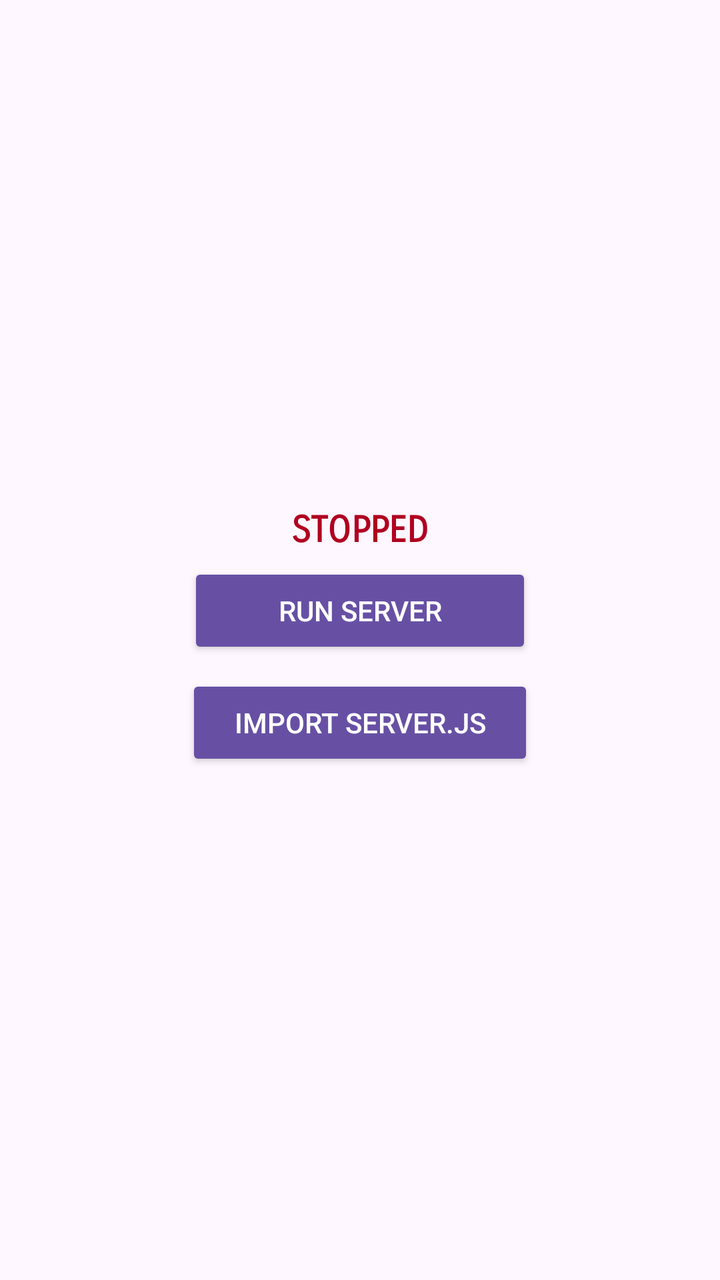
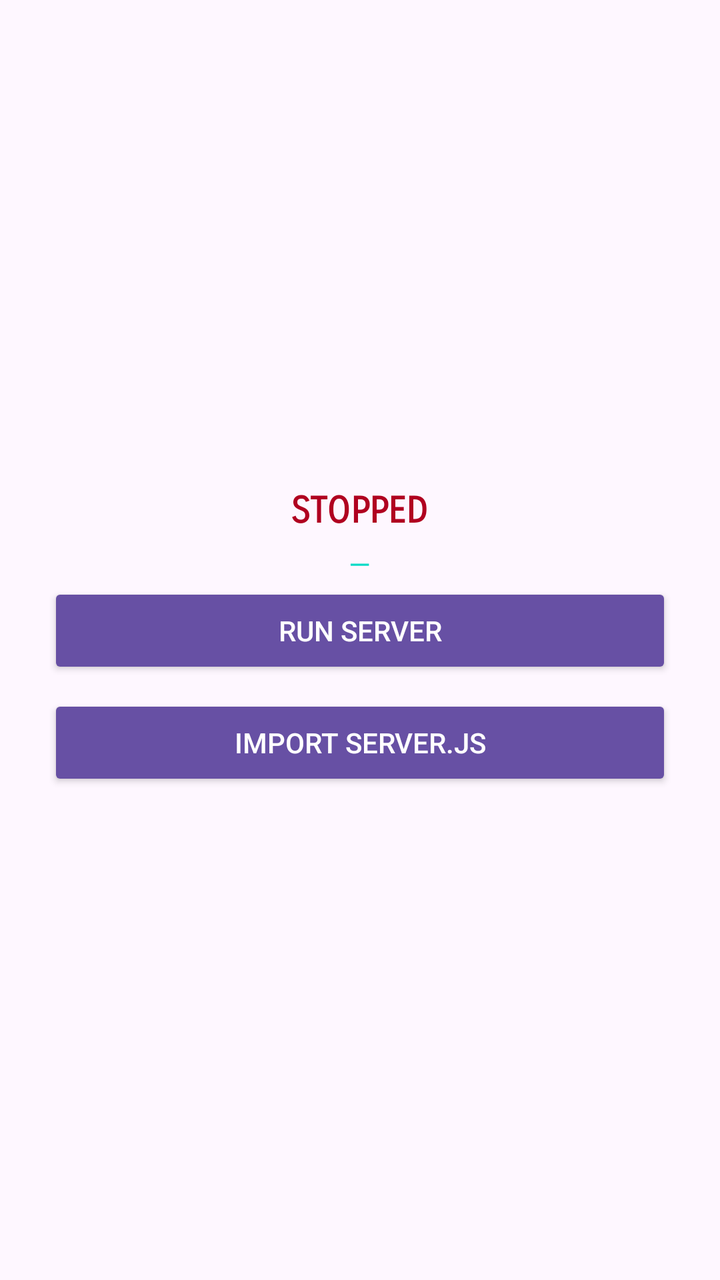

The first picture is an Android layout as it rendered before a commit; the second is the same layout after the commit. The layout source and the unified diff follow.
<!-- AndroidManifest.xml: application theme Theme.RokuMioHost -->
<!-- res/layout/activity_main.xml -->
<?xml version="1.0" encoding="utf-8"?>
<LinearLayout xmlns:android="http://schemas.android.com/apk/res/android"
    android:layout_width="match_parent"
    android:layout_height="match_parent"
    android:gravity="center"
    android:orientation="vertical"
    android:padding="24dp">

    <TextView
        android:id="@+id/text_svstate"
        android:layout_width="162dp"
        android:layout_height="27dp"
        android:fontFamily="sans-serif-smallcaps"
        android:text="Stopped"
        android:textAlignment="center"
        android:textAllCaps="true"
        android:textAppearance="@style/TextAppearance.AppCompat.Medium"
        android:textColor="@color/design_default_color_error"
        android:textStyle="bold"
        android:typeface="normal"
        android:visibility="visible" />

    <Button
        android:id="@+id/btn_toggle"
        style="@style/Widget.AppCompat.Button.Colored"
        android:layout_width="172dp"
        android:layout_height="wrap_content"
        android:text="Run server" />

    <Button
        android:id="@+id/btn_import"
        style="@style/Widget.AppCompat.Button.Colored"
        android:layout_width="wrap_content"
        android:layout_height="wrap_content"
        android:layout_marginTop="8dp"
        android:text="Import server.js" />

</LinearLayout>
<!-- resources referenced by this layout -->
<resources>
  <style name="Theme.RokuMioHost" parent="Theme.Material3.DayNight">
          <item name="android:statusBarColor">?attr/colorPrimary</item>
      </style>
</resources>

<!-- the commit's change to res/layout/activity_main.xml (unified diff, before → after) -->
@@ -8,8 +8,8 @@
 
     <TextView
         android:id="@+id/text_svstate"
-        android:layout_width="162dp"
-        android:layout_height="27dp"
+        android:layout_width="wrap_content"
+        android:layout_height="wrap_content"
         android:fontFamily="sans-serif-smallcaps"
         android:text="Stopped"
         android:textAlignment="center"
@@ -20,19 +20,31 @@
         android:typeface="normal"
         android:visibility="visible" />
 
+    <TextView
+        android:id="@+id/text_addr"
+        android:layout_width="wrap_content"
+        android:layout_height="wrap_content"
+        android:layout_marginTop="6dp"
+        android:text="@string/addr_placeholder"
+        android:textAlignment="center"
+        android:textColor="@color/design_default_color_secondary"
+        android:textSize="14sp" />
+
     <Button
         android:id="@+id/btn_toggle"
         style="@style/Widget.AppCompat.Button.Colored"
-        android:layout_width="172dp"
+        android:layout_width="match_parent"
         android:layout_height="wrap_content"
-        android:text="Run server" />
+        android:text="Run server"
+        android:textAlignment="center" />
 
     <Button
         android:id="@+id/btn_import"
         style="@style/Widget.AppCompat.Button.Colored"
-        android:layout_width="wrap_content"
+        android:layout_width="match_parent"
         android:layout_height="wrap_content"
         android:layout_marginTop="8dp"
-        android:text="Import server.js" />
+        android:text="Import server.js"
+        android:textAlignment="center" />
 
 </LinearLayout>
<!-- resource entries referenced after the edit -->
@@ -1,5 +1,6 @@
 <!-- resources referenced by this layout -->
 <resources>
+  <string name="addr_placeholder">—</string>
   <style name="Theme.RokuMioHost" parent="Theme.Material3.DayNight">
           <item name="android:statusBarColor">?attr/colorPrimary</item>
       </style>
